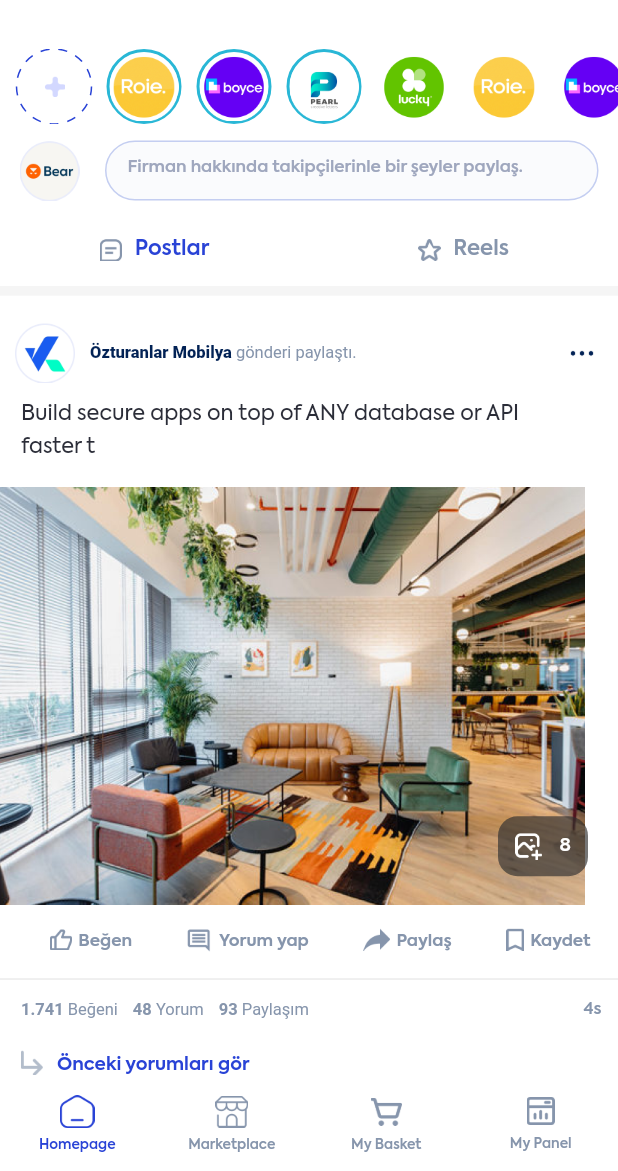
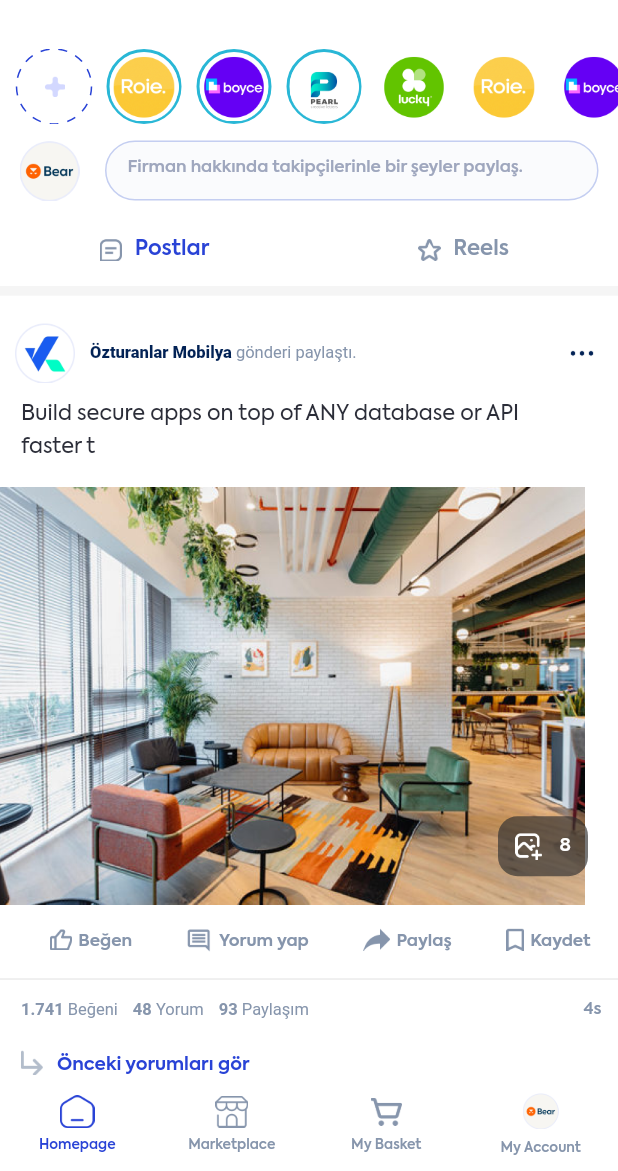
Before and after one commit to ozgun-kara/b2geta_mobile, a Flutter app: the NavigationPage screen opened directly, on a phone screen of 412 x 824 dp, the part 65-1236 px from its top. Run offline on Flutter 3.47's test engine with Material 2 defaults, Android fonts, the phone set to English and light mode, and no system bars; drawn by our look-alikes of dotted_border; our stand-ins replace dropdown_button2, flutter_switch, get, get_it, get_storage, percent_indicator and 2 more; accounts and stored records are empty.

Commit message:
Updated : Navigation Page

```diff
--- a/lib/app_languages.dart
+++ b/lib/app_languages.dart
@@ -88,7 +88,7 @@ class AppLanguages extends Translations {
           'Homepage': 'Anasayfa',
           'Marketplace': 'Pazaryeri',
           'My Basket': 'Sepetim',
-          'My Panel': 'Panelim',
+          'My Account': 'Hesabım',
         },
         'de_DE': {
           // LANGUAGE PAGE
--- a/lib/views/navigation_page.dart
+++ b/lib/views/navigation_page.dart
@@ -24,7 +24,7 @@ class _NavigationPageState extends State<NavigationPage> {
     deviceWidth = MediaQuery.of(context).size.width;
     deviceHeight = MediaQuery.of(context).size.height;
 
-    var themeMode = Provider.of<ThemeProvider>(context).themeMode=="light";
+    var themeMode = Provider.of<ThemeProvider>(context).themeMode == "light";
 
     void navigateToBasketPage() {
       Navigator.push(
@@ -157,7 +157,7 @@ class _NavigationPageState extends State<NavigationPage> {
                                                   .themeMode ==
                                               "light"
                                           ? AppTheme.blue2
-                                          : AppTheme.blue1
+                                          : AppTheme.white1
                                       : AppTheme.white15),
                               SizedBox(height: 4),
                               Text('Homepage'.tr,
@@ -170,7 +170,7 @@ class _NavigationPageState extends State<NavigationPage> {
                                                       .themeMode ==
                                                   "light"
                                               ? AppTheme.blue2
-                                              : AppTheme.blue1
+                                              : AppTheme.white1
                                           : AppTheme.white15)),
                             ],
                           ),
@@ -208,7 +208,7 @@ class _NavigationPageState extends State<NavigationPage> {
                                                   .themeMode ==
                                               "light"
                                           ? AppTheme.blue2
-                                          : AppTheme.blue1
+                                          : AppTheme.white1
                                       : AppTheme.white15),
                               SizedBox(height: 4),
                               Text('Marketplace'.tr,
@@ -221,7 +221,7 @@ class _NavigationPageState extends State<NavigationPage> {
                                                       .themeMode ==
                                                   "light"
                                               ? AppTheme.blue2
-                                              : AppTheme.blue1
+                                              : AppTheme.white1
                                           : AppTheme.white15)),
                             ],
                           ),
@@ -259,7 +259,7 @@ class _NavigationPageState extends State<NavigationPage> {
                                                   .themeMode ==
                                               "light"
                                           ? AppTheme.blue2
-                                          : AppTheme.blue1
+                                          : AppTheme.white1
                                       : AppTheme.white15),
                               SizedBox(height: 4),
                               Text('My Basket'.tr,
@@ -272,7 +272,7 @@ class _NavigationPageState extends State<NavigationPage> {
                                                       .themeMode ==
                                                   "light"
                                               ? AppTheme.blue2
-                                              : AppTheme.blue1
+                                              : AppTheme.white1
                                           : AppTheme.white15)),
                             ],
                           ),
@@ -302,18 +302,13 @@ class _NavigationPageState extends State<NavigationPage> {
                           child: Column(
                             mainAxisAlignment: MainAxisAlignment.center,
                             children: [
-                              Image.asset('assets/icons/panel.png',
-                                  width: 19,
-                                  height: 19,
-                                  color: provider.currentTabIndex == 3
-                                      ? Provider.of<ThemeProvider>(context)
-                                                  .themeMode ==
-                                              "light"
-                                          ? AppTheme.blue2
-                                          : AppTheme.blue1
-                                      : AppTheme.white15),
+                              Image.asset(
+                                'assets/icons/profile.png',
+                                width: 24,
+                                height: 24,
+                              ),
                               SizedBox(height: 5),
-                              Text('My Panel'.tr,
+                              Text('My Account'.tr,
                                   style: TextStyle(
                                       fontSize: 9,
                                       fontFamily: AppTheme.appFontFamily,
@@ -323,7 +318,7 @@ class _NavigationPageState extends State<NavigationPage> {
                                                       .themeMode ==
                                                   "light"
                                               ? AppTheme.blue2
-                                              : AppTheme.blue1
+                                              : AppTheme.white1
                                           : AppTheme.white15)),
                             ],
                           ),
```
